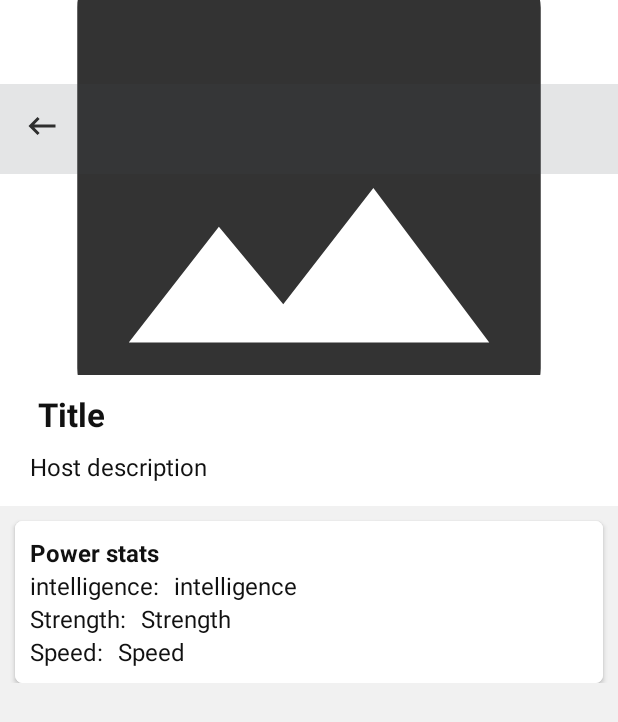
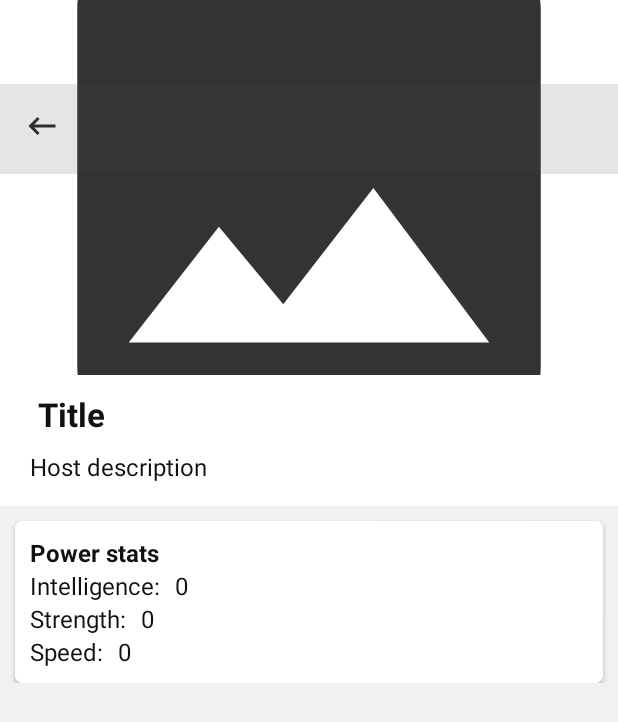
Before and after one commit to Tjx4/SuperHero-App, an Android app: the layout activity_view_superhero.xml on its own in the app's theme, with its tools: preview values and no code run, on a phone screen of 412 x 824 dp. Shown: the top 722 px of the screen. Run offline under Robolectric (Android 15) with nearby library versions, the phone set to English and light mode, and no system bars.

Commit message:
pre commit

```diff
--- a/app/src/main/res/layout/activity_dashboard.xml
+++ b/app/src/main/res/layout/activity_dashboard.xml
@@ -19,7 +19,7 @@ xmlns:app="http://schemas.android.com/apk/res-auto">
         android:layout_width="match_parent"
         android:layout_height="wrap_content"
         android:text="@={dashboardViewModel.searchKeyWord}"
-        android:hint="Search for hero"
+        android:hint="@string/search_for_heroes"
         android:layout_marginTop="@dimen/small_margin"
         android:layout_marginHorizontal="@dimen/xsmall_margin"
         app:layout_constraintLeft_toLeftOf="parent"
--- a/app/src/main/res/layout/activity_view_superhero.xml
+++ b/app/src/main/res/layout/activity_view_superhero.xml
@@ -127,7 +127,7 @@
                         android:background="@color/lightBackground">
 
                         <TextView
-                            android:id="@+id/tvLocationName"
+                            android:id="@+id/tvPowerStats"
                             style="@style/DarkMediumTextView"
                             android:layout_width="0dp"
                             android:text="Power stats"
@@ -141,38 +141,38 @@
 
                         <TextView
                             style="@style/DarkMediumTextView"
-                            android:id="@+id/tvInteligenceLabel"
+                            android:id="@+id/tvIntelligenceLabel"
                             android:layout_width="wrap_content"
-                            tools:text="intelligence:"
+                            android:text="Intelligence:"
                             app:layout_constraintHorizontal_bias="0"
                             app:layout_constraintLeft_toLeftOf="parent"
-                            app:layout_constraintTop_toBottomOf="@+id/tvLocationName"/>
+                            app:layout_constraintTop_toBottomOf="@+id/tvPowerStats"/>
 
                         <TextView
                             style="@style/DarkMediumTextView"
                             android:id="@+id/tvInteligence"
                             android:layout_width="wrap_content"
-                            tools:text="intelligence"
+                            tools:text="0"
                             android:text="@{viewSuperheroViewModel.superhero.powerstats.intelligence}"
                             android:layout_marginLeft="@dimen/xsmall_margin"
-                            app:layout_constraintLeft_toRightOf="@+id/tvInteligenceLabel"
-                            app:layout_constraintTop_toTopOf="@+id/tvInteligenceLabel"
-                            app:layout_constraintBottom_toBottomOf="@+id/tvInteligenceLabel"/>
+                            app:layout_constraintLeft_toRightOf="@+id/tvIntelligenceLabel"
+                            app:layout_constraintTop_toTopOf="@+id/tvIntelligenceLabel"
+                            app:layout_constraintBottom_toBottomOf="@+id/tvIntelligenceLabel"/>
 
                         <TextView
                             style="@style/DarkMediumTextView"
                             android:id="@+id/tvStrengthLabel"
                             android:layout_width="wrap_content"
-                            tools:text="Strength:"
+                            android:text="Strength:"
                             app:layout_constraintHorizontal_bias="0"
                             app:layout_constraintLeft_toLeftOf="parent"
-                            app:layout_constraintTop_toBottomOf="@+id/tvInteligenceLabel"/>
+                            app:layout_constraintTop_toBottomOf="@+id/tvIntelligenceLabel"/>
 
                         <TextView
                             style="@style/DarkMediumTextView"
                             android:id="@+id/tvStrength"
                             android:layout_width="wrap_content"
-                            tools:text="Strength"
+                            tools:text="0"
                             android:text="@{viewSuperheroViewModel.superhero.powerstats.strength}"
                             android:layout_marginLeft="@dimen/xsmall_margin"
                             app:layout_constraintLeft_toRightOf="@+id/tvStrengthLabel"
@@ -183,8 +183,7 @@
                             style="@style/DarkMediumTextView"
                             android:id="@+id/tvSpeedLabel"
                             android:layout_width="wrap_content"
-                            tools:text="Speed:"
-                            app:layout_constraintHorizontal_bias="0"
+                            android:text="Speed:"
                             app:layout_constraintLeft_toLeftOf="parent"
                             app:layout_constraintTop_toBottomOf="@+id/tvStrengthLabel"/>
 
@@ -192,7 +191,7 @@
                             style="@style/DarkMediumTextView"
                             android:id="@+id/tvSpeed"
                             android:layout_width="wrap_content"
-                            tools:text="Speed"
+                            tools:text="0"
                             android:text="@{viewSuperheroViewModel.superhero.powerstats.speed}"
                             android:layout_marginLeft="@dimen/xsmall_margin"
                             app:layout_constraintLeft_toRightOf="@+id/tvSpeedLabel"
--- a/app/src/main/res/values/strings.xml
+++ b/app/src/main/res/values/strings.xml
@@ -1,3 +1,4 @@
 <resources>
     <string name="app_name">SuperHero App</string>
+    <string name="search_for_heroes">Search for heroes</string>
 </resources>
```
